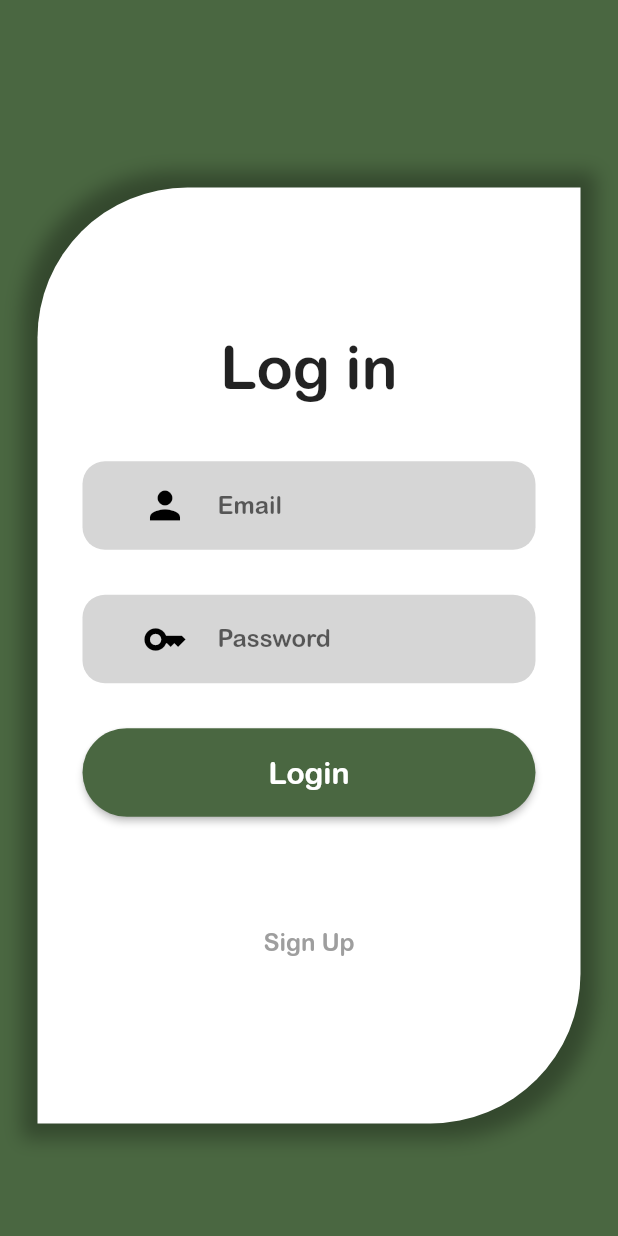
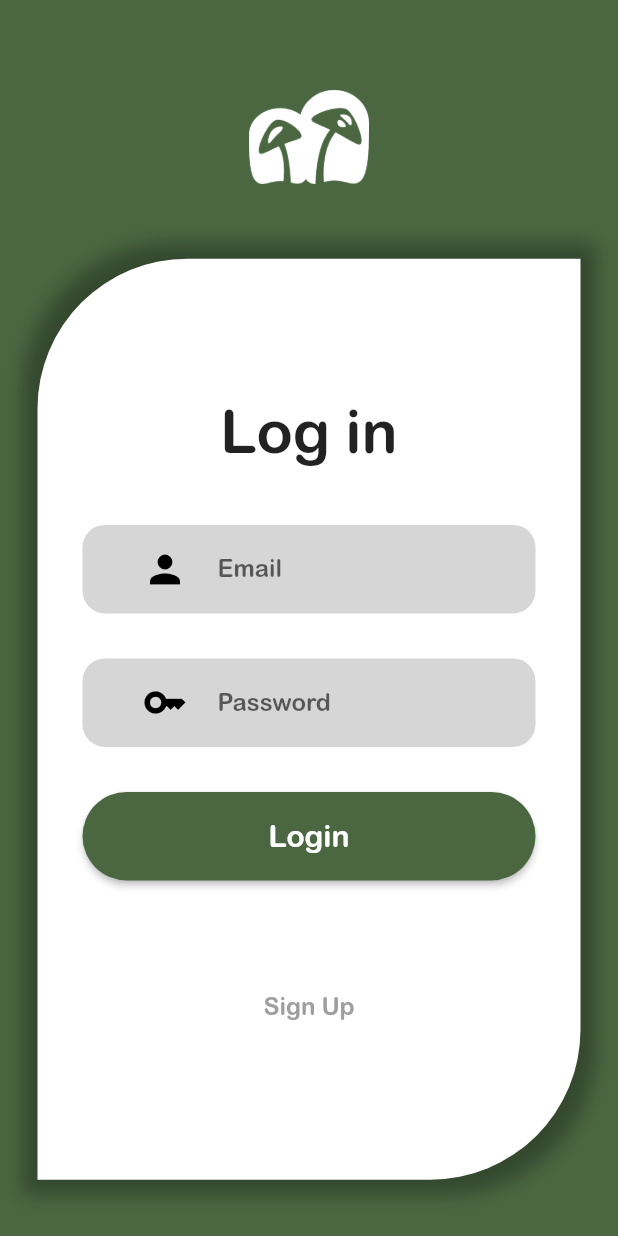
Before and after one commit to muxonn/grow_guard, a Flutter app: the screen it shows after launch, on a phone screen of 412 x 824 dp. Run offline on Flutter 3.47's test engine with Material 2 defaults, Android fonts, the phone set to English and light mode, and no system bars.

Commit message:
Add single shild scroll view to column in login page to avoid keyboard render overflow

```diff
--- a/lib/login_page.dart
+++ b/lib/login_page.dart
@@ -8,14 +8,22 @@ class LoginPage extends StatelessWidget {
   Widget build(BuildContext context) {
     final size = MediaQuery.of(context).size;
     return Scaffold(
-      resizeToAvoidBottomInset: false,
       backgroundColor: forestGreen,
-      body: Column(
-        mainAxisAlignment: MainAxisAlignment.center,
+      body: SingleChildScrollView(
+        child: Column(
           children: [
+            Container(
+              margin: EdgeInsets.only(top: 60),
+              child: Image.asset(
+                'assets/images/logo-simple-alternative.png',
+                width: 80,
+              ),
+            ),
             Align(
               alignment: Alignment.bottomCenter,
               child: Container(
+                width: size.width - 50,
+                height: size.height - 210,
                 margin: EdgeInsets.only(top: 50),
                 padding: const EdgeInsets.symmetric(horizontal: 30),
                 decoration: BoxDecoration(
@@ -33,8 +41,6 @@ class LoginPage extends StatelessWidget {
                     ),
                   ],
                 ),
-              width: size.width - 50,
-              height: size.height - 200,
                 child: Column(
                   mainAxisAlignment: MainAxisAlignment.center,
                   children: [
@@ -76,6 +82,7 @@ class LoginPage extends StatelessWidget {
               ),
             ),
           ],
+        ),
       ),
     );
   }
```
Lines whose indentation alone changed are shown as unchanged.
